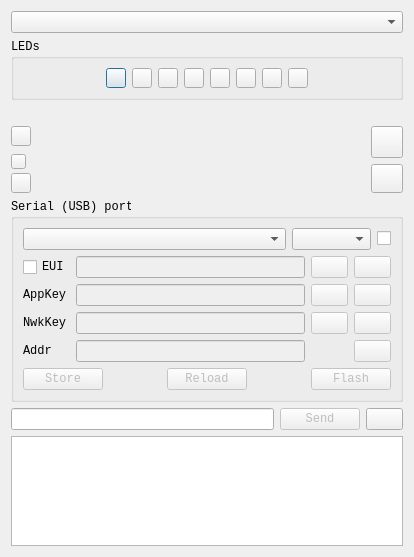
Above: hardware/dialogcollarsim.ui from IvanTsantsarov/herdmind-simulator before the change. Below: the same form after it.
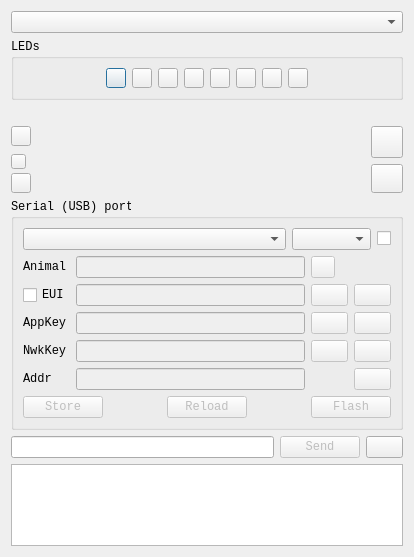
That is the form after the change. Icons and pictures are not drawn. Custom widgets are drawn as their Qt base class.

```diff
--- a/hardware/dialogcollarsim.ui
+++ b/hardware/dialogcollarsim.ui
@@ -471,70 +471,20 @@
         </item>
         <item>
          <layout class="QGridLayout" name="gridLayout">
-          <item row="2" column="0">
-           <widget class="QLabel" name="label">
-            <property name="text">
-             <string>NwkKey</string>
-            </property>
-           </widget>
-          </item>
-          <item row="1" column="1">
-           <widget class="QLineEdit" name="editAKey">
+          <item row="4" column="1">
+           <widget class="QLineEdit" name="editAddr">
             <property name="enabled">
              <bool>false</bool>
             </property>
             <property name="toolTip">
              <string>App key</string>
             </property>
-           </widget>
-          </item>
-          <item row="0" column="3">
-           <widget class="QPushButton" name="btnCopyEui">
-            <property name="enabled">
-             <bool>false</bool>
+            <property name="readOnly">
+             <bool>true</bool>
             </property>
-            <property name="sizePolicy">
-             <sizepolicy hsizetype="Maximum" vsizetype="Maximum">
-              <horstretch>0</horstretch>
-              <verstretch>0</verstretch>
-             </sizepolicy>
-            </property>
-            <property name="toolTip">
-             <string>Copy EUI in the clipboard</string>
-            </property>
-            <property name="text">
-             <string/>
-            </property>
-            <property name="icon">
-             <iconset resource="../res/res.qrc">
-              <normaloff>:/copy.svg</normaloff>:/copy.svg</iconset>
-            </property>
            </widget>
           </item>
-          <item row="0" column="2">
-           <widget class="QPushButton" name="btnGenEui">
-            <property name="enabled">
-             <bool>false</bool>
-            </property>
-            <property name="sizePolicy">
-             <sizepolicy hsizetype="Maximum" vsizetype="Maximum">
-              <horstretch>0</horstretch>
-              <verstretch>0</verstretch>
-             </sizepolicy>
-            </property>
-            <property name="toolTip">
-             <string>Generate EUI</string>
-            </property>
-            <property name="text">
-             <string/>
-            </property>
-            <property name="icon">
-             <iconset resource="../res/res.qrc">
-              <normaloff>:/gears.svg</normaloff>:/gears.svg</iconset>
-            </property>
-           </widget>
-          </item>
-          <item row="2" column="3">
+          <item row="3" column="3">
            <widget class="QPushButton" name="btnCopyNKey">
             <property name="enabled">
              <bool>false</bool>
@@ -557,7 +507,7 @@
             </property>
            </widget>
           </item>
-          <item row="2" column="1">
+          <item row="3" column="1">
            <widget class="QLineEdit" name="editNKey">
             <property name="enabled">
              <bool>false</bool>
@@ -567,8 +517,8 @@
             </property>
            </widget>
           </item>
-          <item row="1" column="2">
-           <widget class="QPushButton" name="btnGenAKey">
+          <item row="3" column="2">
+           <widget class="QPushButton" name="btnGenNKey">
             <property name="enabled">
              <bool>false</bool>
             </property>
@@ -590,24 +540,17 @@
             </property>
            </widget>
           </item>
+          <item row="2" column="1">
+           <widget class="QLineEdit" name="editAKey">
+            <property name="enabled">
+             <bool>false</bool>
+            </property>
+            <property name="toolTip">
+             <string>App key</string>
+            </property>
+           </widget>
+          </item>
           <item row="1" column="0">
-           <widget class="QLabel" name="label_2">
-            <property name="text">
-             <string>AppKey</string>
-            </property>
-           </widget>
-          </item>
-          <item row="0" column="1">
-           <widget class="QLineEdit" name="editEui">
-            <property name="enabled">
-             <bool>false</bool>
-            </property>
-            <property name="toolTip">
-             <string>EUI</string>
-            </property>
-           </widget>
-          </item>
-          <item row="0" column="0">
            <widget class="QCheckBox" name="checkFlashEui">
             <property name="toolTip">
              <string>Flash or not EUI</string>
@@ -617,7 +560,40 @@
             </property>
            </widget>
           </item>
-          <item row="1" column="3">
+          <item row="4" column="3">
+           <widget class="QPushButton" name="btnCopyAddr">
+            <property name="enabled">
+             <bool>false</bool>
+            </property>
+            <property name="sizePolicy">
+             <sizepolicy hsizetype="Maximum" vsizetype="Maximum">
+              <horstretch>0</horstretch>
+              <verstretch>0</verstretch>
+             </sizepolicy>
+            </property>
+            <property name="toolTip">
+             <string>Copy NwkKey in the clipboard</string>
+            </property>
+            <property name="text">
+             <string/>
+            </property>
+            <property name="icon">
+             <iconset resource="../res/res.qrc">
+              <normaloff>:/copy.svg</normaloff>:/copy.svg</iconset>
+            </property>
+           </widget>
+          </item>
+          <item row="1" column="1">
+           <widget class="QLineEdit" name="editEui">
+            <property name="enabled">
+             <bool>false</bool>
+            </property>
+            <property name="toolTip">
+             <string>EUI</string>
+            </property>
+           </widget>
+          </item>
+          <item row="2" column="3">
            <widget class="QPushButton" name="btnCopyAKey">
             <property name="enabled">
              <bool>false</bool>
@@ -640,51 +616,15 @@
             </property>
            </widget>
           </item>
-          <item row="2" column="2">
-           <widget class="QPushButton" name="btnGenNKey">
-            <property name="enabled">
-             <bool>false</bool>
-            </property>
-            <property name="sizePolicy">
-             <sizepolicy hsizetype="Maximum" vsizetype="Maximum">
-              <horstretch>0</horstretch>
-              <verstretch>0</verstretch>
-             </sizepolicy>
-            </property>
-            <property name="toolTip">
-             <string>Generate Nwk Key</string>
-            </property>
-            <property name="text">
-             <string/>
-            </property>
-            <property name="icon">
-             <iconset resource="../res/res.qrc">
-              <normaloff>:/gears.svg</normaloff>:/gears.svg</iconset>
-            </property>
-           </widget>
-          </item>
-          <item row="3" column="1">
-           <widget class="QLineEdit" name="editAddr">
-            <property name="enabled">
-             <bool>false</bool>
-            </property>
-            <property name="toolTip">
-             <string>Network key</string>
-            </property>
-            <property name="readOnly">
-             <bool>true</bool>
-            </property>
-           </widget>
-          </item>
-          <item row="3" column="0">
+          <item row="4" column="0">
            <widget class="QLabel" name="label_3">
             <property name="text">
              <string>Addr</string>
             </property>
            </widget>
           </item>
-          <item row="3" column="3">
-           <widget class="QPushButton" name="btnCopyAddr">
+          <item row="2" column="2">
+           <widget class="QPushButton" name="btnGenAKey">
             <property name="enabled">
              <bool>false</bool>
             </property>
@@ -695,7 +635,37 @@
              </sizepolicy>
             </property>
             <property name="toolTip">
-             <string>Copy NwkKey in the clipboard</string>
+             <string>Generate App Key</string>
+            </property>
+            <property name="text">
+             <string/>
+            </property>
+            <property name="icon">
+             <iconset resource="../res/res.qrc">
+              <normaloff>:/gears.svg</normaloff>:/gears.svg</iconset>
+            </property>
+           </widget>
+          </item>
+          <item row="2" column="0">
+           <widget class="QLabel" name="label_2">
+            <property name="text">
+             <string>AppKey</string>
+            </property>
+           </widget>
+          </item>
+          <item row="1" column="3">
+           <widget class="QPushButton" name="btnCopyEui">
+            <property name="enabled">
+             <bool>false</bool>
+            </property>
+            <property name="sizePolicy">
+             <sizepolicy hsizetype="Maximum" vsizetype="Maximum">
+              <horstretch>0</horstretch>
+              <verstretch>0</verstretch>
+             </sizepolicy>
+            </property>
+            <property name="toolTip">
+             <string>Copy EUI in the clipboard</string>
             </property>
             <property name="text">
              <string/>
@@ -706,6 +676,78 @@
             </property>
            </widget>
           </item>
+          <item row="1" column="2">
+           <widget class="QPushButton" name="btnGenEui">
+            <property name="enabled">
+             <bool>false</bool>
+            </property>
+            <property name="sizePolicy">
+             <sizepolicy hsizetype="Maximum" vsizetype="Maximum">
+              <horstretch>0</horstretch>
+              <verstretch>0</verstretch>
+             </sizepolicy>
+            </property>
+            <property name="toolTip">
+             <string>Generate EUI</string>
+            </property>
+            <property name="text">
+             <string/>
+            </property>
+            <property name="icon">
+             <iconset resource="../res/res.qrc">
+              <normaloff>:/gears.svg</normaloff>:/gears.svg</iconset>
+            </property>
+           </widget>
+          </item>
+          <item row="3" column="0">
+           <widget class="QLabel" name="label">
+            <property name="text">
+             <string>NwkKey</string>
+            </property>
+           </widget>
+          </item>
+          <item row="0" column="1">
+           <widget class="QLineEdit" name="editAnimalName">
+            <property name="enabled">
+             <bool>false</bool>
+            </property>
+            <property name="toolTip">
+             <string>EUI</string>
+            </property>
+           </widget>
+          </item>
+          <item row="0" column="2">
+           <widget class="QPushButton" name="btnSex">
+            <property name="enabled">
+             <bool>false</bool>
+            </property>
+            <property name="sizePolicy">
+             <sizepolicy hsizetype="Maximum" vsizetype="Maximum">
+              <horstretch>0</horstretch>
+              <verstretch>0</verstretch>
+             </sizepolicy>
+            </property>
+            <property name="maximumSize">
+             <size>
+              <width>24</width>
+              <height>24</height>
+             </size>
+            </property>
+            <property name="toolTip">
+             <string>Generate EUI</string>
+            </property>
+            <property name="text">
+             <string/>
+            </property>
+           </widget>
+          </item>
+          <item row="0" column="0">
+           <widget class="QLabel" name="label_4">
+            <property name="text">
+             <string>Animal</string>
+            </property>
+           </widget>
+          </item>
          </layout>
         </item>
         <item>
```
Left out of the diff: 4 changed lines with no effect on the pictures.
